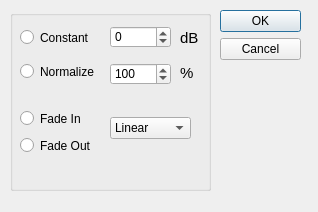
Old version of the form Graphic_Interface/UI Files/ChangeVolume.ui in the repository ECMora/SoundLab.
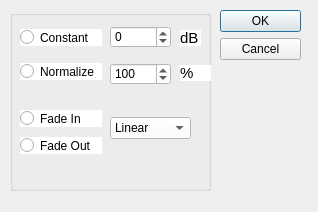
New version of the form.

```diff
--- a/Graphic_Interface/UI Files/ChangeVolume.ui
+++ b/Graphic_Interface/UI Files/ChangeVolume.ui
@@ -55,6 +55,9 @@
       <pointsize>11</pointsize>
      </font>
     </property>
+    <property name="styleSheet">
+     <string notr="true">background-color: rgb(255, 255, 255);</string>
+    </property>
     <property name="text">
      <string>dB</string>
     </property>
@@ -68,6 +71,9 @@
       <height>17</height>
      </rect>
     </property>
+    <property name="styleSheet">
+     <string notr="true">background-color: rgb(255, 255, 255);</string>
+    </property>
     <property name="text">
      <string>Constant</string>
     </property>
@@ -81,6 +87,9 @@
       <height>22</height>
      </rect>
     </property>
+    <property name="styleSheet">
+     <string notr="true">background-color: rgb(255, 255, 255);</string>
+    </property>
     <property name="minimum">
      <number>-200</number>
     </property>
@@ -94,6 +103,9 @@
       <height>22</height>
      </rect>
     </property>
+    <property name="styleSheet">
+     <string notr="true">background-color: rgb(255, 255, 255);</string>
+    </property>
     <property name="editable">
      <bool>false</bool>
     </property>
@@ -132,6 +144,9 @@
       <height>17</height>
      </rect>
     </property>
+    <property name="styleSheet">
+     <string notr="true">background-color: rgb(255, 255, 255);</string>
+    </property>
     <property name="text">
      <string>Fade In</string>
     </property>
@@ -145,6 +160,9 @@
       <height>17</height>
      </rect>
     </property>
+    <property name="styleSheet">
+     <string notr="true">background-color: rgb(255, 255, 255);</string>
+    </property>
     <property name="text">
      <string>Fade Out</string>
     </property>
@@ -158,6 +176,9 @@
       <height>22</height>
      </rect>
     </property>
+    <property name="styleSheet">
+     <string notr="true">background-color: rgb(255, 255, 255);</string>
+    </property>
     <property name="minimum">
      <number>1</number>
     </property>
@@ -177,6 +198,9 @@
       <height>17</height>
      </rect>
     </property>
+    <property name="styleSheet">
+     <string notr="true">background-color: rgb(255, 255, 255);</string>
+    </property>
     <property name="text">
      <string>Normalize</string>
     </property>
@@ -195,6 +219,9 @@
       <pointsize>11</pointsize>
      </font>
     </property>
+    <property name="styleSheet">
+     <string notr="true">background-color: rgb(255, 255, 255);</string>
+    </property>
     <property name="text">
      <string>%</string>
     </property>
```
